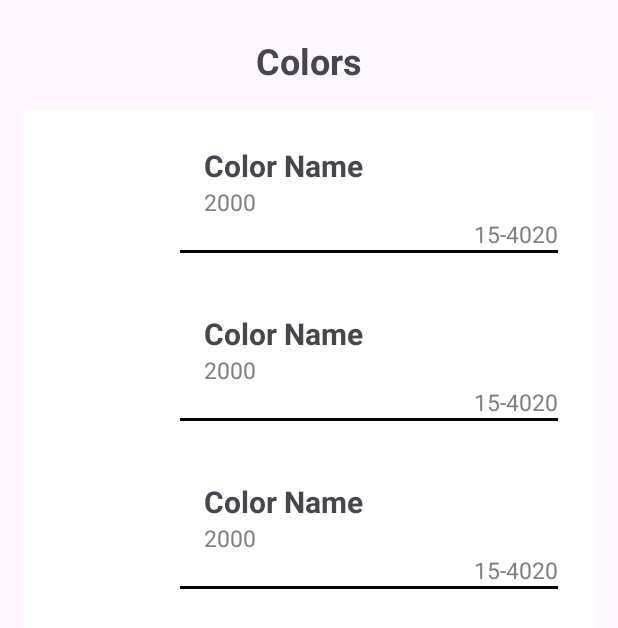
After one commit to petivagyokhali/kotlinbasics, an Android app: the layout activity_color_list.xml on its own in the app's theme, with its tools: preview values and no code run, on a phone screen of 412 x 824 dp. The commit adds this screen. Shown: the top 628 px of the screen. Run offline under Robolectric (Android 15) with nearby library versions, the phone set to English and light mode, and no system bars.

Commit message:
color list

```diff
--- a/app/src/main/AndroidManifest.xml
+++ b/app/src/main/AndroidManifest.xml
@@ -14,6 +14,9 @@
         android:supportsRtl="true"
         android:theme="@style/Theme.Kotlinbasics"
         tools:targetApi="31">
+        <activity
+            android:name=".ColorListActivity"
+            android:exported="false" />
         <activity
             android:name=".UserListActivity"
             android:exported="false" />
--- a/app/src/main/java/com/example/kotlinbasics/MainActivity.kt
+++ b/app/src/main/java/com/example/kotlinbasics/MainActivity.kt
@@ -23,6 +23,7 @@ class MainActivity : AppCompatActivity() {
     private lateinit var openWeatherButton: Button
     private lateinit var openUserListButton:Button
     private lateinit var openRandomUserButton:Button
+    private lateinit var openColorListButton: Button
 
     data class Root(
         var universityName: String,
@@ -254,6 +255,7 @@ class MainActivity : AppCompatActivity() {
         openWeatherButton=findViewById(R.id.openWeatherButton)
         openUserListButton=findViewById(R.id.openUserListButton)
         openRandomUserButton=findViewById(R.id.openRandomUserButton)
+        openColorListButton = findViewById(R.id.openColorListButton)
 
         openCalculatorButton.setOnClickListener(){
             //intent létrehozása és activity indítása
@@ -281,5 +283,9 @@ class MainActivity : AppCompatActivity() {
             val intent =Intent(this, RandomUserListActivity::class.java)
             startActivity(intent)
         }
+        openColorListButton.setOnClickListener {
+            val intent = Intent(this, ColorListActivity::class.java)
+            startActivity(intent)
+        }
     }//ONCREATE nemiga
 }//CLASS
--- /dev/null
+++ b/app/src/main/res/layout/activity_color_list.xml
@@ -0,0 +1,28 @@
+<?xml version="1.0" encoding="utf-8"?>
+<LinearLayout xmlns:android="http://schemas.android.com/apk/res/android"
+    xmlns:tools="http://schemas.android.com/tools"
+    android:layout_width="match_parent"
+    android:layout_height="match_parent"
+    android:orientation="vertical"
+    android:padding="16dp"
+    tools:context=".ColorListActivity">
+
+    <TextView
+        android:layout_width="match_parent"
+        android:layout_height="wrap_content"
+        android:text="Colors"
+        android:textSize="24sp"
+        android:textAlignment="center"
+        android:textStyle="bold"
+        android:paddingTop="8dp"
+        android:paddingBottom="16dp"/>
+
+    <androidx.recyclerview.widget.RecyclerView
+        android:id="@+id/colorListRecyclerView"
+        android:layout_width="match_parent"
+        android:layout_height="match_parent"
+        android:padding="8dp"
+        android:background="@color/white"
+        tools:listitem="@layout/list_item_color"/>
+
+</LinearLayout>
--- /dev/null
+++ b/app/src/main/res/layout/list_item_color.xml
@@ -0,0 +1,55 @@
+<?xml version="1.0" encoding="utf-8"?>
+<LinearLayout xmlns:android="http://schemas.android.com/apk/res/android"
+    android:layout_width="match_parent"
+    android:layout_height="wrap_content"
+    android:orientation="horizontal"
+    android:padding="8dp">
+
+    <View
+        android:id="@+id/color_sample"
+        android:layout_width="80dp"
+        android:layout_height="80dp"
+        android:background="@color/white"
+        />
+
+    <LinearLayout
+        android:layout_width="match_parent"
+        android:layout_height="wrap_content"
+        android:orientation="vertical"
+        android:padding="8dp"
+        android:layout_marginBottom="8dp">
+
+        <TextView
+            android:id="@+id/textview_color_name"
+            android:layout_width="wrap_content"
+            android:layout_height="wrap_content"
+            android:text="Color Name"
+            android:textSize="20sp"
+            android:textStyle="bold"
+            android:layout_marginStart="16dp"/>
+
+        <TextView
+            android:id="@+id/textview_color_year"
+            android:layout_width="wrap_content"
+            android:layout_height="wrap_content"
+            android:text="2000"
+            android:textSize="15sp"
+            android:layout_marginStart="16dp"
+            android:textColor="#808080"/>
+
+        <TextView
+            android:id="@+id/textview_pantone_value"
+            android:layout_width="wrap_content"
+            android:layout_height="wrap_content"
+            android:layout_gravity="end"
+            android:text="15-4020"
+            android:textSize="15sp"
+            android:textColor="#808080"/>
+
+        <View
+            android:layout_width="wrap_content"
+            android:layout_height="2dp"
+            android:background="@color/black" />
+    </LinearLayout>
+
+</LinearLayout>
```
Also changed, not shown: app/src/main/java/com/example/kotlinbasics/ColorListActivity.kt (added, +51 -0 lines), app/src/main/java/com/example/kotlinbasics/adapter/ColorAdapter.kt (added, +42 -0 lines), app/src/main/java/com/example/kotlinbasics/model/ColorResponse.kt (added, +17 -0 lines), app/src/main/java/com/example/kotlinbasics/network/ColorService.kt (added, +9 -0 lines), app/src/main/res/layout/activity_main.xml (+8 -0 lines).
